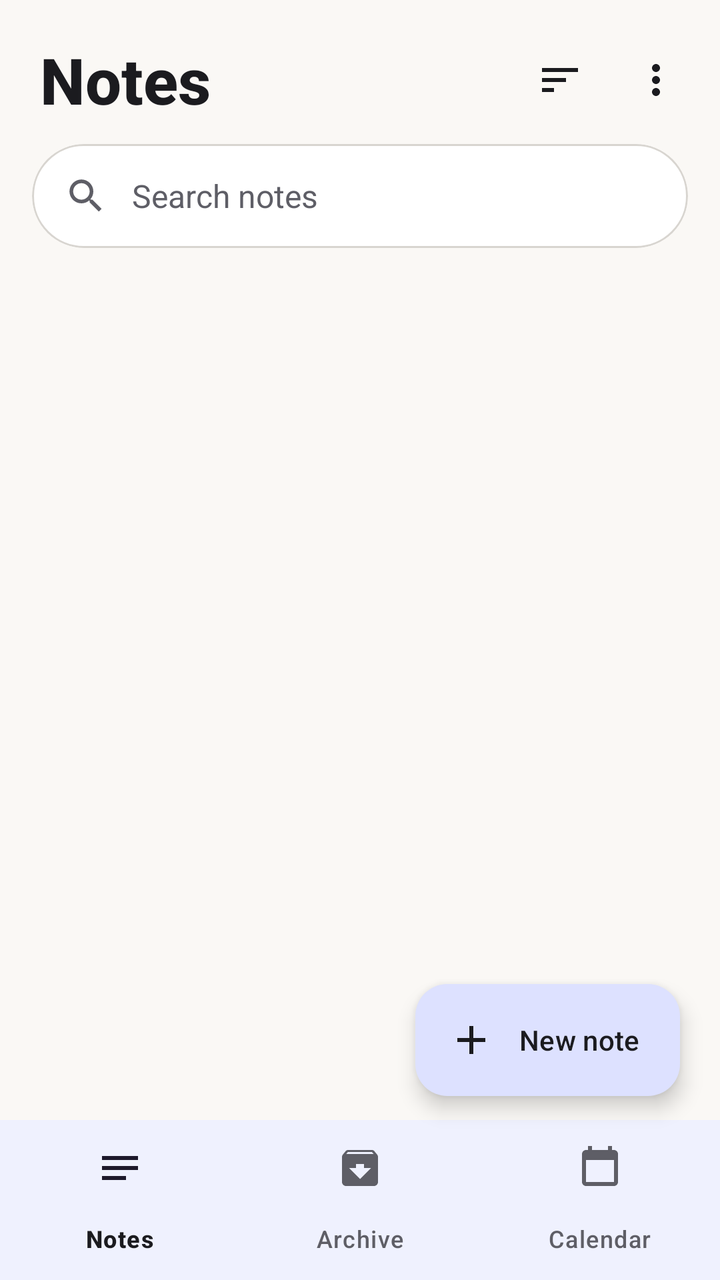
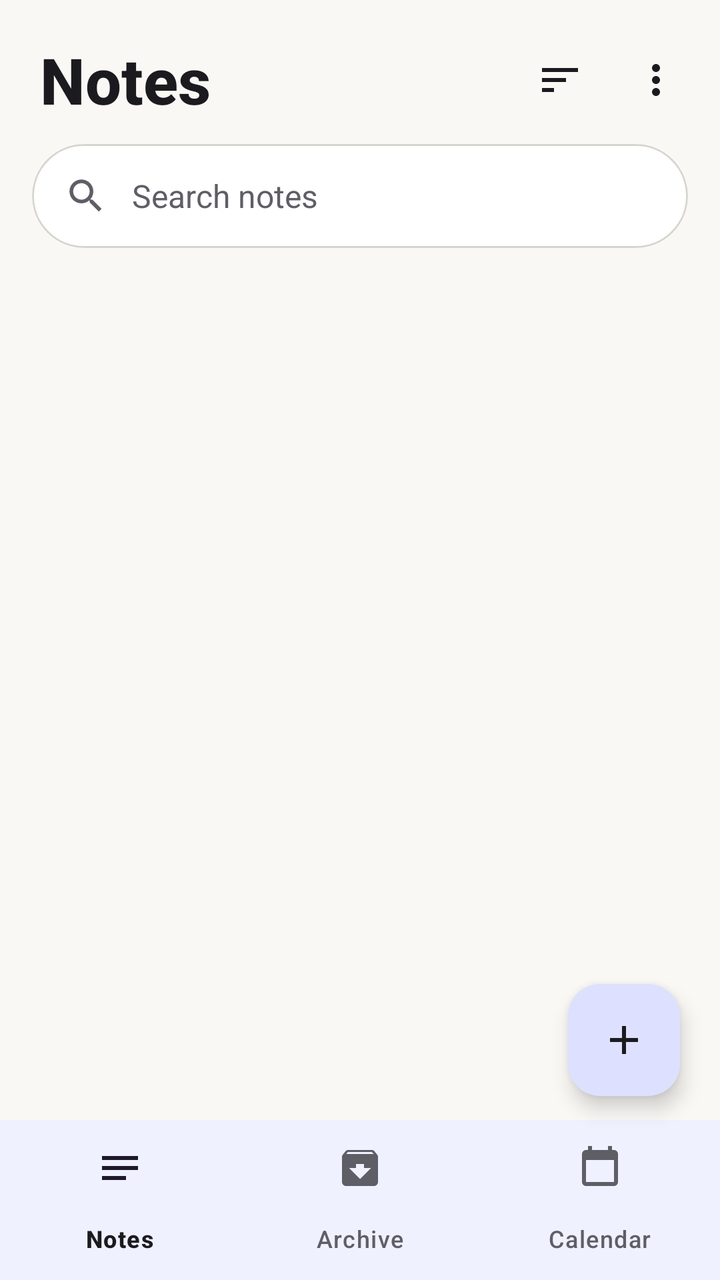

Screens rendered from an Android XML layout before and after an edit, with the pre-edit source and the edit as a unified diff.
<!-- AndroidManifest.xml: application theme Theme.HueNotes -->
<!-- res/layout/activity_main.xml -->
<?xml version="1.0" encoding="utf-8"?>
<androidx.coordinatorlayout.widget.CoordinatorLayout xmlns:android="http://schemas.android.com/apk/res/android"
    xmlns:app="http://schemas.android.com/apk/res-auto"
    android:id="@+id/mainRoot" android:layout_width="match_parent" android:layout_height="match_parent"
    android:background="@color/bg">

    <LinearLayout android:layout_width="match_parent" android:layout_height="match_parent"
        android:orientation="vertical" android:paddingBottom="80dp" android:clipToPadding="false">

        <LinearLayout android:layout_width="match_parent" android:layout_height="wrap_content"
            android:orientation="horizontal" android:gravity="center_vertical"
            android:paddingStart="20dp" android:paddingEnd="8dp" android:paddingTop="16dp">
            <TextView android:id="@+id/screenTitle" android:layout_width="0dp" android:layout_height="wrap_content"
                android:layout_weight="1" android:text="@string/nav_notes" android:textSize="32sp" android:textStyle="bold"
                android:textColor="@color/on_surface" android:fontFamily="sans-serif-medium" />
            <ImageButton android:id="@+id/sortButton" android:layout_width="48dp" android:layout_height="48dp"
                android:background="?attr/selectableItemBackgroundBorderless" android:src="@drawable/ic_sort"
                android:tint="@color/on_surface" android:contentDescription="@string/cd_sort" />
            <ImageButton android:id="@+id/moreButton" android:layout_width="48dp" android:layout_height="48dp"
                android:background="?attr/selectableItemBackgroundBorderless" android:src="@drawable/ic_more"
                android:tint="@color/on_surface" android:contentDescription="@string/cd_more" />
        </LinearLayout>

        <com.google.android.material.card.MaterialCardView
            android:layout_width="match_parent" android:layout_height="52dp"
            android:layout_marginStart="16dp" android:layout_marginEnd="16dp" android:layout_marginTop="8dp"
            app:cardCornerRadius="26dp" app:cardElevation="0dp" app:cardBackgroundColor="@color/surface"
            app:strokeColor="@color/outline" app:strokeWidth="1dp">
            <LinearLayout android:layout_width="match_parent" android:layout_height="match_parent"
                android:gravity="center_vertical" android:paddingStart="16dp" android:paddingEnd="16dp">
                <ImageView android:layout_width="22dp" android:layout_height="22dp" android:src="@drawable/ic_search"
                    android:tint="@color/on_surface_variant" android:importantForAccessibility="no" />
                <EditText android:id="@+id/search" android:layout_width="match_parent" android:layout_height="match_parent"
                    android:background="@null" android:hint="@string/search_hint" android:singleLine="true"
                    android:paddingStart="12dp" android:textSize="16sp" android:textColor="@color/on_surface"
                    android:textColorHint="@color/on_surface_variant" android:imeOptions="actionSearch" />
            </LinearLayout>
        </com.google.android.material.card.MaterialCardView>

        <HorizontalScrollView android:layout_width="match_parent" android:layout_height="wrap_content"
            android:scrollbars="none" android:clipToPadding="false" android:paddingStart="16dp" android:paddingEnd="16dp"
            android:paddingTop="12dp" android:paddingBottom="4dp">
            <LinearLayout android:id="@+id/filterRow" android:layout_width="wrap_content"
                android:layout_height="wrap_content" android:orientation="horizontal" android:gravity="center_vertical" />
        </HorizontalScrollView>

        <FrameLayout android:layout_width="match_parent" android:layout_height="0dp" android:layout_weight="1">
            <androidx.recyclerview.widget.RecyclerView android:id="@+id/recycler"
                android:layout_width="match_parent" android:layout_height="match_parent"
                android:clipToPadding="false" android:paddingStart="10dp" android:paddingEnd="10dp"
                android:paddingTop="6dp" android:paddingBottom="96dp" />
            <LinearLayout android:id="@+id/empty" android:layout_width="match_parent" android:layout_height="match_parent"
                android:orientation="vertical" android:gravity="center" android:visibility="gone" android:padding="32dp">
                <ImageView android:layout_width="64dp" android:layout_height="64dp" android:src="@drawable/ic_notes"
                    android:tint="@color/outline" android:importantForAccessibility="no" />
                <TextView android:id="@+id/emptyTitle" android:layout_width="wrap_content" android:layout_height="wrap_content"
                    android:layout_marginTop="16dp" android:textSize="18sp" android:textStyle="bold"
                    android:textColor="@color/on_surface" />
                <TextView android:id="@+id/emptyBody" android:layout_width="wrap_content" android:layout_height="wrap_content"
                    android:layout_marginTop="4dp" android:textSize="14sp" android:textColor="@color/on_surface_variant"
                    android:gravity="center" />
            </LinearLayout>
        </FrameLayout>
    </LinearLayout>

    <com.google.android.material.floatingactionbutton.ExtendedFloatingActionButton
        android:id="@+id/fab" android:layout_width="wrap_content" android:layout_height="wrap_content"
        android:layout_gravity="bottom|end" android:layout_marginEnd="20dp" android:layout_marginBottom="92dp"
        android:text="@string/new_note" app:icon="@drawable/ic_add" />

    <com.google.android.material.bottomnavigation.BottomNavigationView
        android:id="@+id/bottomNav" android:layout_width="match_parent" android:layout_height="wrap_content"
        android:layout_gravity="bottom" app:menu="@menu/bottom_nav"
        android:background="@color/surface" app:labelVisibilityMode="labeled" />
</androidx.coordinatorlayout.widget.CoordinatorLayout>
<!-- resources referenced by this layout -->
<resources>
  <color name="bg">#FAF8F5</color>
  <color name="on_surface">#1B1B1F</color>
  <color name="on_surface_variant">#5E5E66</color>
  <color name="outline">#D8D5D0</color>
  <color name="surface">#FFFFFF</color>
  <!-- drawable ic_add (drawable) -->
  <vector xmlns:android="http://schemas.android.com/apk/res/android" android:width="24dp" android:height="24dp" android:viewportWidth="24" android:viewportHeight="24" android:tint="?attr/colorControlNormal"><path android:fillColor="@android:color/white" android:pathData="M19,13h-6v6h-2v-6H5v-2h6V5h2v6h6v2z"/></vector>
  <!-- drawable ic_sort (drawable) -->
  <vector xmlns:android="http://schemas.android.com/apk/res/android" android:width="24dp" android:height="24dp" android:viewportWidth="24" android:viewportHeight="24" android:tint="?attr/colorControlNormal"><path android:fillColor="@android:color/white" android:pathData="M3,18h6v-2H3v2zM3,6v2h18V6H3zM3,13h12v-2H3v2z"/></vector>
  <string name="cd_more">More</string>
  <string name="cd_sort">Sort and view</string>
  <string name="nav_notes">Notes</string>
  <string name="new_note">New note</string>
  <string name="search_hint">Search notes</string>
  <color name="primary">#3D5AFE</color>
  <color name="on_primary">#FFFFFF</color>
  <color name="primary_container">#DDE1FF</color>
  <!-- unchanged entries left out for length: 4 -->
</resources>

<!-- the commit's change to res/layout/activity_main.xml (unified diff, before → after) -->
@@ -63,13 +63,38 @@
         </FrameLayout>
     </LinearLayout>
 
-    <com.google.android.material.floatingactionbutton.ExtendedFloatingActionButton
-        android:id="@+id/fab" android:layout_width="wrap_content" android:layout_height="wrap_content"
-        android:layout_gravity="bottom|end" android:layout_marginEnd="20dp" android:layout_marginBottom="92dp"
-        android:text="@string/new_note" app:icon="@drawable/ic_add" />
-
     <com.google.android.material.bottomnavigation.BottomNavigationView
         android:id="@+id/bottomNav" android:layout_width="match_parent" android:layout_height="wrap_content"
         android:layout_gravity="bottom" app:menu="@menu/bottom_nav"
         android:background="@color/surface" app:labelVisibilityMode="labeled" />
+    <View android:id="@+id/scrim" android:layout_width="match_parent" android:layout_height="match_parent"
+        android:background="@color/scrim" android:visibility="gone" android:clickable="true" android:focusable="true" />
+    <LinearLayout android:id="@+id/dial" android:layout_width="wrap_content" android:layout_height="wrap_content"
+        android:layout_gravity="bottom|end" android:layout_marginEnd="20dp" android:layout_marginBottom="168dp"
+        android:orientation="vertical" android:gravity="end" android:visibility="gone">
+        <com.google.android.material.floatingactionbutton.ExtendedFloatingActionButton
+            android:id="@+id/dialImage" android:layout_width="wrap_content" android:layout_height="wrap_content"
+            android:layout_marginTop="12dp" android:text="@string/add_image" app:icon="@drawable/ic_image"
+            app:backgroundTint="@color/primary_container" android:textColor="@color/on_surface" app:iconTint="@color/on_surface" />
+        <com.google.android.material.floatingactionbutton.ExtendedFloatingActionButton
+            android:id="@+id/dialDrawing" android:layout_width="wrap_content" android:layout_height="wrap_content"
+            android:layout_marginTop="12dp" android:text="@string/add_drawing" app:icon="@drawable/ic_brush"
+            app:backgroundTint="@color/primary_container" android:textColor="@color/on_surface" app:iconTint="@color/on_surface" />
+        <com.google.android.material.floatingactionbutton.ExtendedFloatingActionButton
+            android:id="@+id/dialAudio" android:layout_width="wrap_content" android:layout_height="wrap_content"
+            android:layout_marginTop="12dp" android:text="@string/add_audio" app:icon="@drawable/ic_mic"
+            app:backgroundTint="@color/primary_container" android:textColor="@color/on_surface" app:iconTint="@color/on_surface" />
+        <com.google.android.material.floatingactionbutton.ExtendedFloatingActionButton
+            android:id="@+id/dialList" android:layout_width="wrap_content" android:layout_height="wrap_content"
+            android:layout_marginTop="12dp" android:text="@string/add_list" app:icon="@drawable/ic_checklist"
+            app:backgroundTint="@color/primary_container" android:textColor="@color/on_surface" app:iconTint="@color/on_surface" />
+        <com.google.android.material.floatingactionbutton.ExtendedFloatingActionButton
+            android:id="@+id/dialText" android:layout_width="wrap_content" android:layout_height="wrap_content"
+            android:layout_marginTop="12dp" android:text="@string/add_text" app:icon="@drawable/ic_text"
+            app:backgroundTint="@color/primary_container" android:textColor="@color/on_surface" app:iconTint="@color/on_surface" />
+    </LinearLayout>
+    <com.google.android.material.floatingactionbutton.FloatingActionButton
+        android:id="@+id/fab" android:layout_width="wrap_content" android:layout_height="wrap_content"
+        android:layout_gravity="bottom|end" android:layout_marginEnd="20dp" android:layout_marginBottom="92dp"
+        android:src="@drawable/ic_add" android:contentDescription="@string/new_note" />
 </androidx.coordinatorlayout.widget.CoordinatorLayout>
<!-- resource entries referenced after the edit -->
@@ -7,8 +7,23 @@
   <color name="surface">#FFFFFF</color>
   <!-- drawable ic_add (drawable) -->
   <vector xmlns:android="http://schemas.android.com/apk/res/android" android:width="24dp" android:height="24dp" android:viewportWidth="24" android:viewportHeight="24" android:tint="?attr/colorControlNormal"><path android:fillColor="@android:color/white" android:pathData="M19,13h-6v6h-2v-6H5v-2h6V5h2v6h6v2z"/></vector>
+  <!-- drawable ic_brush (drawable) -->
+  <vector xmlns:android="http://schemas.android.com/apk/res/android" android:width="24dp" android:height="24dp" android:viewportWidth="24" android:viewportHeight="24" android:tint="?attr/colorControlNormal"><path android:fillColor="@android:color/white" android:pathData="M7,14c-1.66,0 -3,1.34 -3,3 0,1.31 -1.16,2 -2,2 0.92,1.22 2.49,2 4,2 2.21,0 4,-1.79 4,-4 0,-1.66 -1.34,-3 -3,-3zM20.71,4.63l-1.34,-1.34c-0.39,-0.39 -1.02,-0.39 -1.41,0L9,12.25 11.75,15l8.96,-8.96c0.39,-0.39 0.39,-1.02 0,-1.41z"/></vector>
+  <!-- drawable ic_checklist (drawable) -->
+  <vector xmlns:android="http://schemas.android.com/apk/res/android" android:width="24dp" android:height="24dp" android:viewportWidth="24" android:viewportHeight="24" android:tint="?attr/colorControlNormal"><path android:fillColor="@android:color/white" android:pathData="M22,7h-9v2h9V7zM22,15h-9v2h9V15zM5.54,11L2,7.46l1.41,-1.41 2.12,2.12 4.24,-4.24 1.41,1.41L5.54,11zM5.54,19L2,15.46l1.41,-1.41 2.12,2.12 4.24,-4.24 1.41,1.41L5.54,19z"/></vector>
+  <!-- drawable ic_image (drawable) -->
+  <vector xmlns:android="http://schemas.android.com/apk/res/android" android:width="24dp" android:height="24dp" android:viewportWidth="24" android:viewportHeight="24" android:tint="?attr/colorControlNormal"><path android:fillColor="@android:color/white" android:pathData="M21,19V5c0,-1.1 -0.9,-2 -2,-2H5c-1.1,0 -2,0.9 -2,2v14c0,1.1 0.9,2 2,2h14c1.1,0 2,-0.9 2,-2zM8.5,13.5l2.5,3.01L14.5,12l4.5,6H5l3.5,-4.5z"/></vector>
+  <!-- drawable ic_mic (drawable) -->
+  <vector xmlns:android="http://schemas.android.com/apk/res/android" android:width="24dp" android:height="24dp" android:viewportWidth="24" android:viewportHeight="24" android:tint="?attr/colorControlNormal"><path android:fillColor="@android:color/white" android:pathData="M12,14c1.66,0 2.99,-1.34 2.99,-3L15,5c0,-1.66 -1.34,-3 -3,-3S9,3.34 9,5v6c0,1.66 1.34,3 3,3zM17.3,11c0,3 -2.54,5.1 -5.3,5.1S6.7,14 6.7,11H5c0,3.41 2.72,6.23 6,6.72V21h2v-3.28c3.28,-0.48 6,-3.3 6,-6.72h-1.7z"/></vector>
   <!-- drawable ic_sort (drawable) -->
   <vector xmlns:android="http://schemas.android.com/apk/res/android" android:width="24dp" android:height="24dp" android:viewportWidth="24" android:viewportHeight="24" android:tint="?attr/colorControlNormal"><path android:fillColor="@android:color/white" android:pathData="M3,18h6v-2H3v2zM3,6v2h18V6H3zM3,13h12v-2H3v2z"/></vector>
+  <!-- drawable ic_text (drawable) -->
+  <vector xmlns:android="http://schemas.android.com/apk/res/android" android:width="24dp" android:height="24dp" android:viewportWidth="24" android:viewportHeight="24" android:tint="?attr/colorControlNormal"><path android:fillColor="@android:color/white" android:pathData="M2.5,4v3h5v12h3V7h5V4h-13zM21.5,9h-9v3h3v7h3v-7h3V9z"/></vector>
+  <string name="add_audio">Audio</string>
+  <string name="add_drawing">Drawing</string>
+  <string name="add_image">Image</string>
+  <string name="add_list">List</string>
+  <string name="add_text">Text</string>
   <string name="cd_more">More</string>
   <string name="cd_sort">Sort and view</string>
   <string name="nav_notes">Notes</string>
@@ -17,6 +32,7 @@
   <color name="primary">#3D5AFE</color>
   <color name="on_primary">#FFFFFF</color>
   <color name="primary_container">#DDE1FF</color>
+  <color name="scrim">#99101014</color>
   <!-- unchanged entries left out for length: 4 -->
 </resources>
 
